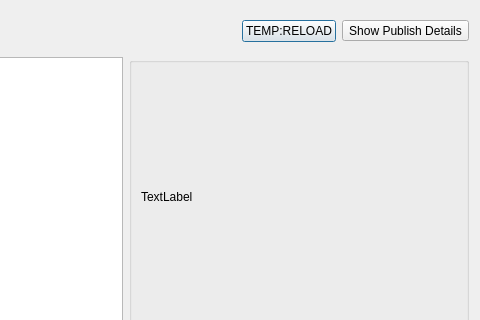
shotgunsoftware/tk-multi-loader2, file resources/dialog.ui: the form before one commit; both pictures show x 796 to 1276 and y 0 to 320 of the 1276 by 738 pixel window.
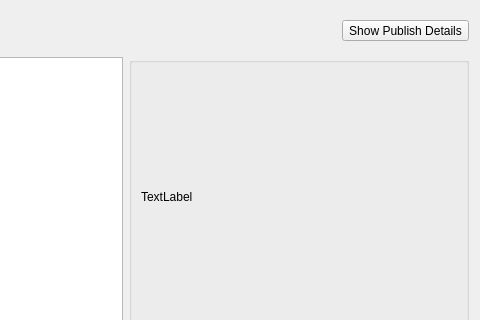
The form after the commit. Icons and pictures are not drawn.

Commit message: Removed reload button.

Diff of the .ui file:
```diff
--- a/resources/dialog.ui
+++ b/resources/dialog.ui
@@ -114,13 +114,6 @@
        </property>
       </spacer>
      </item>
-     <item>
-      <widget class="QPushButton" name="reload">
-       <property name="text">
-        <string>TEMP:RELOAD</string>
-       </property>
-      </widget>
-     </item>
      <item>
       <widget class="QToolButton" name="info">
        <property name="text">
```
The commit also changes 2 other files.
